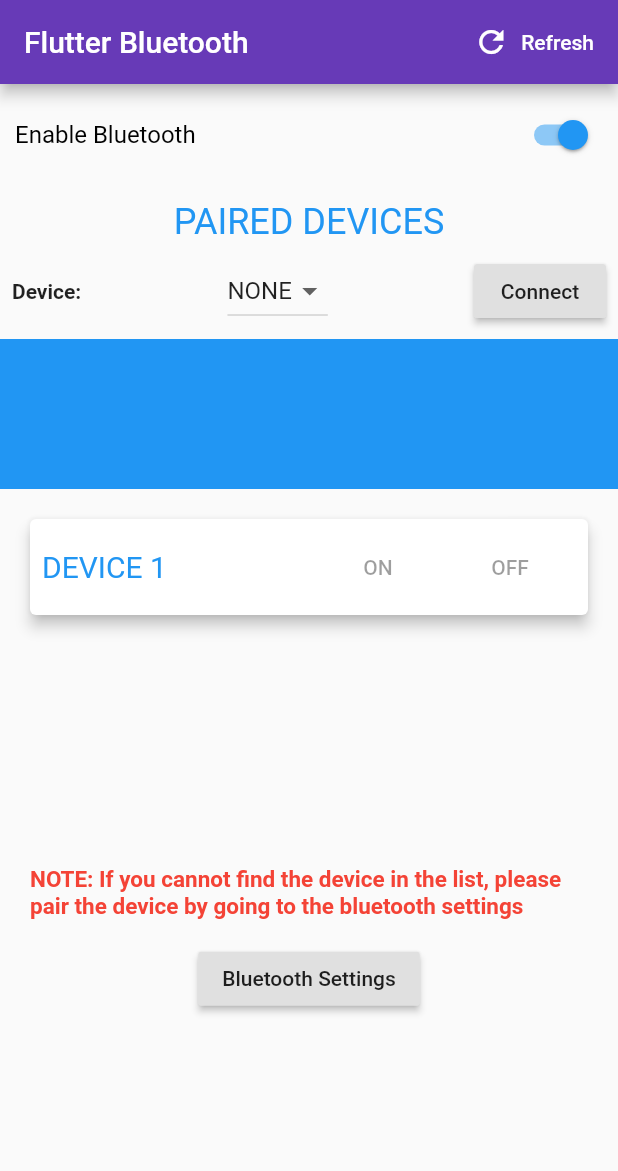
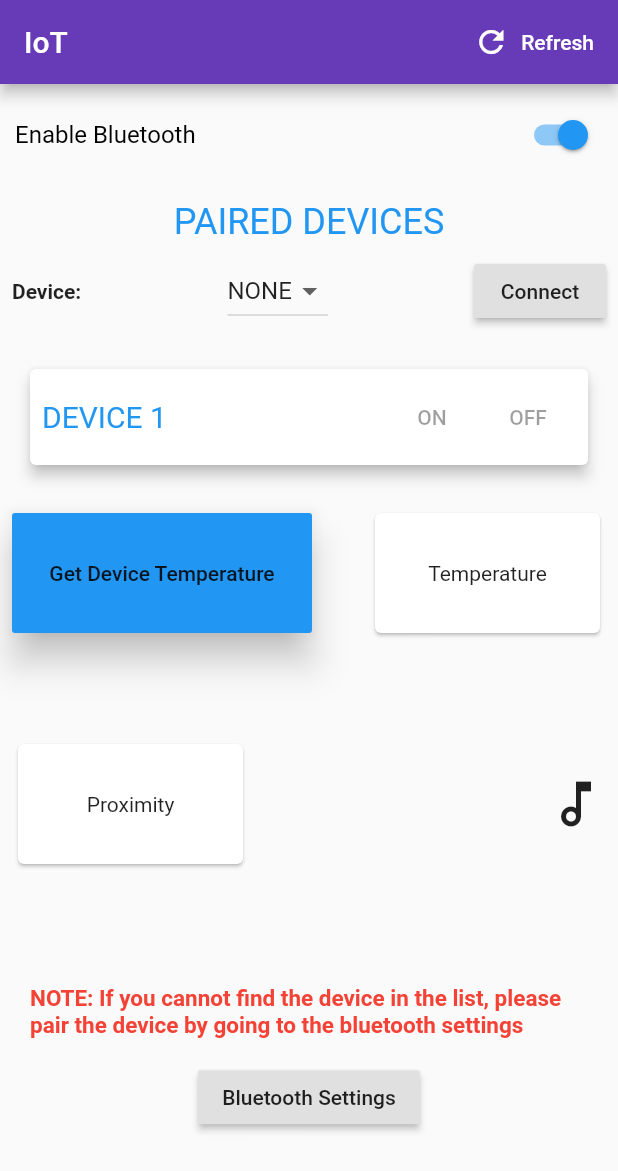
Before and after one commit to Hem1700/IoT-SCE, a Flutter app: the screen it shows after launch, on a phone screen of 412 x 824 dp. Shown: the top 1171 px of the screen. Run offline on Flutter 3.47's test engine with Material 2 defaults, Android fonts, the phone set to English and light mode, and no system bars; our stand-ins replace flutter_bluetooth_serial.

Commit message:
3/29/2021

```diff
--- a/lib/main.dart
+++ b/lib/main.dart
@@ -2,10 +2,7 @@
 import 'dart:async';
 import 'dart:convert';
 import 'dart:typed_data';
-
-// For using PlatformException
 import 'package:flutter/services.dart';
-
 import 'package:flutter/material.dart';
 import 'package:flutter_bluetooth_serial/flutter_bluetooth_serial.dart';
 
@@ -15,6 +12,7 @@
   @override
   Widget build(BuildContext context) {
     return MaterialApp(
+      debugShowCheckedModeBanner: false,
       title: 'Flutter Demo',
       theme: ThemeData(
         primarySwatch: Colors.blue,
@@ -60,6 +58,7 @@
   BluetoothDevice _device;
   bool _connected = false;
   bool _isButtonUnavailable = false;
+  Uint8List data;
 
   @override
   void initState() {
@@ -150,10 +149,11 @@
   @override
   Widget build(BuildContext context) {
     return MaterialApp(
+      debugShowCheckedModeBanner: false,
       home: Scaffold(
         key: _scaffoldKey,
         appBar: AppBar(
-          title: Text("Flutter Bluetooth"),
+          title: Text("IoT"),
           backgroundColor: Colors.deepPurple,
           actions: <Widget>[
             FlatButton.icon(
@@ -277,21 +277,6 @@
                           ],
                         ),
                       ),
-                      GestureDetector(
-                        onTap: () {
-                          connection.input.listen((Uint8List data) {
-                            print(utf8.decode(data));
-                          });
-                        },
-                        child: Container(
-                          height: 100,
-                          width: double.infinity,
-                          decoration: BoxDecoration(
-                            color: Colors.blue
-                          ),
-                          // child: Text(utf8.decode(data)),
-                        ),
-                      ),
                       Padding(
                         padding: const EdgeInsets.all(16.0),
                         child: Card(
@@ -324,13 +309,13 @@
                                     ),
                                   ),
                                 ),
-                                FlatButton(
+                                TextButton(
                                   onPressed: _connected
                                       ? _sendOnMessageToBluetooth
                                       : null,
                                   child: Text("ON"),
                                 ),
-                                FlatButton(
+                                TextButton(
                                   onPressed: _connected
                                       ? _sendOffMessageToBluetooth
                                       : null,
@@ -341,11 +326,77 @@
                           ),
                         ),
                       ),
+                      Row(
+                        mainAxisAlignment: MainAxisAlignment.spaceBetween,
+                        children: [
+                          Padding(
+                            padding: const EdgeInsets.all(8.0),
+                            child: SizedBox(
+                              height: 80,
+                              width: 200,
+                              child: RaisedButton(
+                                color: Colors.blue,
+                                elevation: 10,
+                                onPressed: () {
+                                  print("Hello");
+                                  connection.input.listen((data) {
+                                    print(utf8.decode(data));
+                                  });
+                                },
+                                child: Text('Get Device Temperature'),
+                              ),
+                            ),
+                          ),
+                          Padding(
+                            padding: const EdgeInsets.all(8.0),
+                            child: Card(
+                              child: Container(
+                                height: 80,
+                                width: 150,
+                                decoration: BoxDecoration(
+                                  borderRadius: BorderRadius.circular(10),
+                                ),
+                                child: Center(
+                                  child: Text('Temperature'),
+                                ),
+                              ),
+                            ),
+                          )
+                        ],
+                      ),
                     ],
                   ),
-                  Container(
-                    color: Colors.blue,
+                ],
+              ),
+              SizedBox(
+                height: 50,
+              ),
+              Row(
+                mainAxisAlignment: MainAxisAlignment.spaceBetween,
+                children: [
+                  Padding(
+                    padding: const EdgeInsets.all(8.0),
+                    child: Card(
+                      child: Container(
+                        height: 80,
+                        width: 150,
+                        decoration: BoxDecoration(
+                          color: Colors.white,
+                          borderRadius: BorderRadius.circular(10),
+                        ),
+                        child: Center(
+                          child: Text('Proximity'),
+                        ),
+                      ),
+                    ),
                   ),
+                  Padding(
+                    padding: const EdgeInsets.all(8.0),
+                    child: Icon(
+                      Icons.music_note_outlined,
+                      size: 40,
+                    ),
+                  )
                 ],
               ),
               Expanded(
@@ -375,7 +426,7 @@
                     ),
                   ),
                 ),
-              )
+              ),
             ],
           ),
         ),
```
